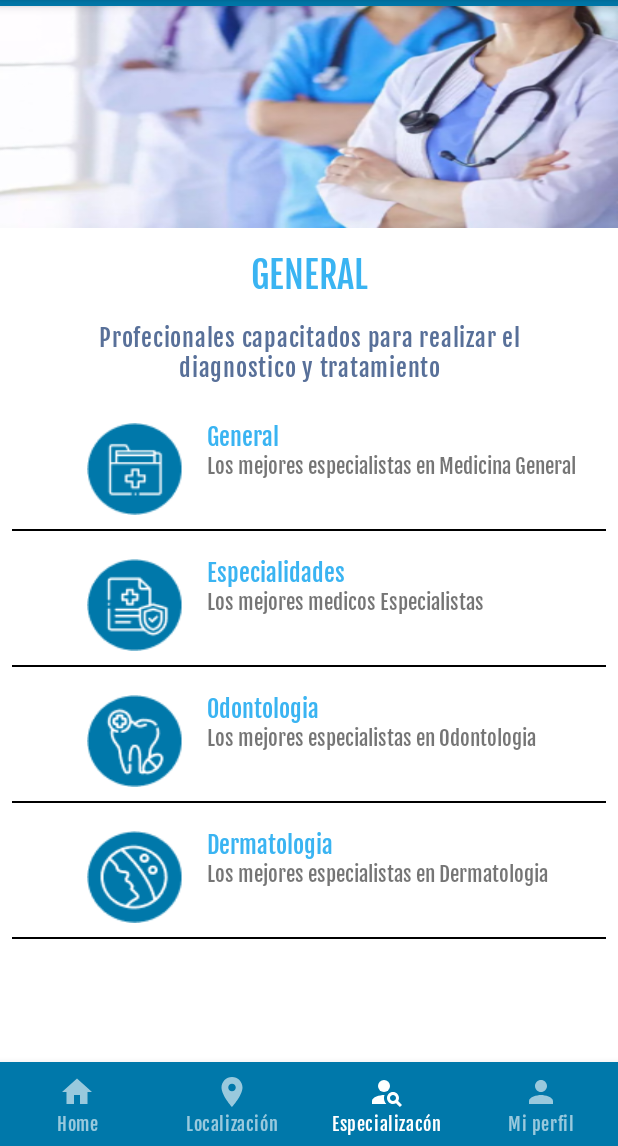
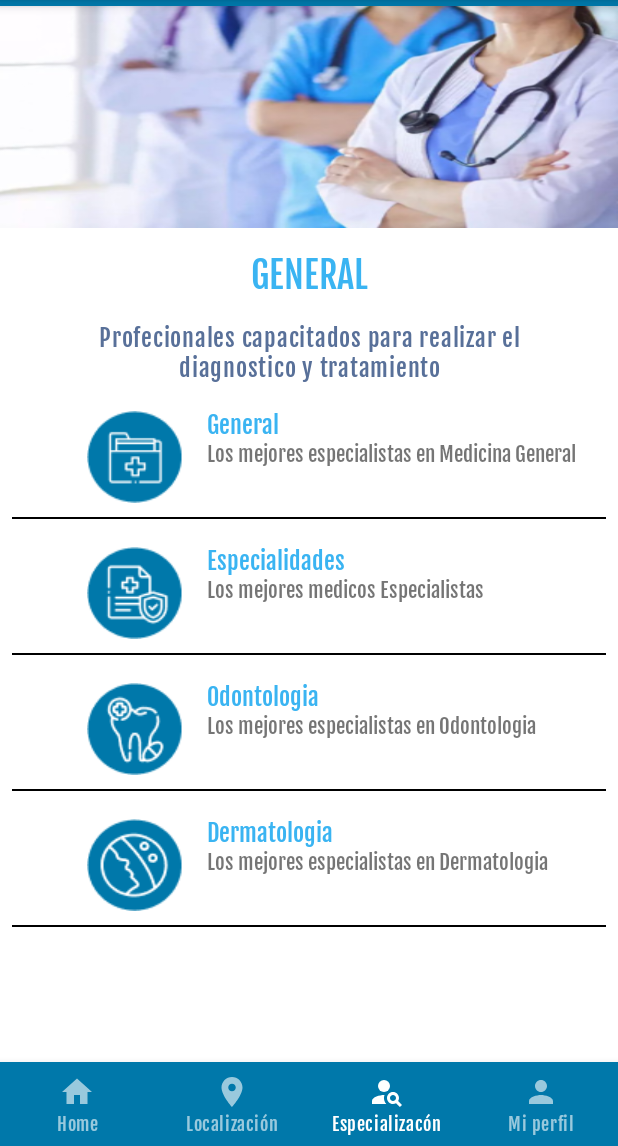
Before and after one commit to DonJuan222/SmartHealth, an Android app: the BlankFragment screen opened through its navigation route, item 3 of the bottom bar chosen, on a phone screen of 412 x 824 dp, the part 90-1236 px from its top. Run offline under Robolectric (Android 15) with nearby library versions, the phone set to English and light mode, and no system bars; our stand-ins replace navigation-ui.

Commit message:
Commit 29

```diff
--- a/app/src/main/java/com/example/project002/data/datasources/MemoryDataSource.kt
+++ b/app/src/main/java/com/example/project002/data/datasources/MemoryDataSource.kt
@@ -1,7 +1,9 @@
 package com.example.project002.data.datasources
 
 import com.example.project002.R
+import com.example.project002.data.models.CompanyModel
 import com.example.project002.data.models.ServiceModel
+import com.example.project002.data.models.UserModel
 
 class MemoryDataSource {
     suspend fun getServices(): List<ServiceModel> {
@@ -23,6 +25,24 @@ class MemoryDataSource {
                 R.drawable.ico_dermatologia.toString()
             )
         )
+    }
+    suspend fun getInfo():CompanyModel{
+        return CompanyModel(
+            "1",
+            "Hola",
+            3.0178418,-76.4820921
+        )
+
+    }
+
+    suspend fun getCurrentUser():UserModel{
+        return UserModel(
+            "1",
+            "Pepito Perez",
+            "pepitoperez@gmail.com",
+            "Masculino",
+            null
+        )
 
     }
 }
--- /dev/null
+++ b/app/src/main/java/com/example/project002/data/models/UserModel.kt
@@ -0,0 +1,10 @@
+package com.example.project002.data.models
+
+data class UserModel(
+    val id: String,
+    val name: String,
+    val email: String,
+    val gerder: String,
+    val image: String?
+
+    )
--- a/app/src/main/java/com/example/project002/data/repositories/HomeRepository.kt
+++ b/app/src/main/java/com/example/project002/data/repositories/HomeRepository.kt
@@ -1,6 +1,7 @@
 package com.example.project002.data.repositories
 
 import com.example.project002.data.datasources.MemoryDataSource
+import com.example.project002.data.models.CompanyModel
 import com.example.project002.data.models.ServiceModel
 
 class HomeRepository(private val memoryDataSource: MemoryDataSource) {
@@ -8,4 +9,8 @@ class HomeRepository(private val memoryDataSource: MemoryDataSource) {
     suspend fun getServices():List<ServiceModel>{
         return memoryDataSource.getServices()
     }
+    suspend fun getInfo():CompanyModel{
+        return memoryDataSource.getInfo()
+
+    }
 }
--- a/app/src/main/java/com/example/project002/data/repositories/LoginRepository.kt
+++ b/app/src/main/java/com/example/project002/data/repositories/LoginRepository.kt
@@ -1,12 +1,18 @@
 package com.example.project002.data.repositories
 
+import com.example.project002.data.datasources.MemoryDataSource
+import com.example.project002.data.models.UserModel
 import kotlinx.coroutines.delay
 
-class LoginRepository {
+class LoginRepository (private val memoryDataSource: MemoryDataSource){
     suspend fun login(email: String, password: String){
         delay(2000)
         if (email != "jpolindaratrujillo@gmail.com" || password != "123456789"){
             throw Exception("Credenciales invalidas")
         }
     }
+    suspend fun getCurrentUser():UserModel{
+        return memoryDataSource.getCurrentUser()
+
+    }
 }
--- a/app/src/main/java/com/example/project002/data/viewmodels/HomeViewModel.kt
+++ b/app/src/main/java/com/example/project002/data/viewmodels/HomeViewModel.kt
@@ -4,6 +4,7 @@ import androidx.lifecycle.LiveData
 import androidx.lifecycle.MutableLiveData
 import androidx.lifecycle.ViewModel
 import androidx.lifecycle.viewModelScope
+import com.example.project002.data.models.CompanyModel
 import com.example.project002.data.models.ServiceModel
 import com.example.project002.data.repositories.HomeRepository
 import com.example.project002.dl.viewModelModule
@@ -13,10 +14,18 @@ class HomeViewModel(private val repo: HomeRepository): ViewModel() {
     private var _services: MutableLiveData<List<ServiceModel>> = MutableLiveData()
     val services: LiveData<List<ServiceModel>> get() = _services
 
+    private var _company: MutableLiveData<CompanyModel> = MutableLiveData()
+    val company: LiveData<CompanyModel> get() = _company
+
     fun getServices(){
         viewModelScope.launch {
             _services.postValue(repo.getServices())
         }
     }
+    fun getInfo(){
+        viewModelScope.launch {
+            _company.postValue(repo.getInfo())
+        }
+    }
 
 }
--- a/app/src/main/java/com/example/project002/data/viewmodels/LoginViewModel.kt
+++ b/app/src/main/java/com/example/project002/data/viewmodels/LoginViewModel.kt
@@ -5,6 +5,7 @@ import androidx.lifecycle.LiveData
 import androidx.lifecycle.MutableLiveData
 import androidx.lifecycle.ViewModel
 import androidx.lifecycle.viewModelScope
+import com.example.project002.data.models.UserModel
 import com.example.project002.data.repositories.LoginRepository
 import kotlinx.coroutines.launch
 import java.lang.Exception
@@ -12,6 +13,9 @@ import java.lang.Exception
 class LoginViewModel(private val repo: LoginRepository): ViewModel() {
     private var _login: MutableLiveData<Boolean> = MutableLiveData()
     val login: LiveData<Boolean> get() = _login
+
+    private val _user: MutableLiveData<UserModel> = MutableLiveData()
+    val user: LiveData<UserModel> get() = _user
 
     fun login(email: String, password: String){
 
@@ -24,4 +28,10 @@ class LoginViewModel(private val repo: LoginRepository): ViewModel() {
             }
         }
     }
-}
+    fun currentUser(){
+        viewModelScope.launch {
+            _user.postValue(repo.getCurrentUser())
+        }
+    }
+
+    }
--- a/app/src/main/java/com/example/project002/dl/RepositoryModule.kt
+++ b/app/src/main/java/com/example/project002/dl/RepositoryModule.kt
@@ -5,6 +5,6 @@ import com.example.project002.data.repositories.LoginRepository
 import org.koin.dsl.module
 
 val repoModule = module {
-    single { LoginRepository() }
+    single { LoginRepository(get()) }
     single { HomeRepository(get())}
 }
--- a/app/src/main/java/com/example/project002/ul/fragments/HomeFragment.kt
+++ b/app/src/main/java/com/example/project002/ul/fragments/HomeFragment.kt
@@ -13,6 +13,7 @@ import com.example.project002.R
 import com.example.project002.ul.adapters.ServiceAdapter
 import com.example.project002.data.models.ServiceModel
 import com.example.project002.data.viewmodels.HomeViewModel
+import com.example.project002.data.viewmodels.LoginViewModel
 import com.example.project002.databinding.FragmentHomeBinding
 import org.koin.androidx.viewmodel.ext.android.sharedViewModel
 
@@ -23,6 +24,7 @@ class HomeFragment : Fragment() {
     private val binding: FragmentHomeBinding get() = _binding!!
     private lateinit var serviceAdapter: ServiceAdapter
     private val homeViewModel: HomeViewModel by sharedViewModel()
+    private val loginViewModel: LoginViewModel by sharedViewModel()
 
     override fun onCreateView(
         inflater: LayoutInflater, container: ViewGroup?,
@@ -34,6 +36,7 @@ class HomeFragment : Fragment() {
 
     override fun onStart() {
         super.onStart()
+        loginViewModel.currentUser()
         homeViewModel.getServices()
         serviceAdapter= ServiceAdapter(
             mutableListOf()
--- a/app/src/main/java/com/example/project002/ul/fragments/LocationFragment.kt
+++ b/app/src/main/java/com/example/project002/ul/fragments/LocationFragment.kt
@@ -5,7 +5,9 @@ import androidx.fragment.app.Fragment
 import android.view.LayoutInflater
 import android.view.View
 import android.view.ViewGroup
+import androidx.lifecycle.Observer
 import com.example.project002.R
+import com.example.project002.data.viewmodels.HomeViewModel
 import com.example.project002.databinding.FragmentLocationBinding
 import com.google.android.gms.maps.CameraUpdateFactory
 import com.google.android.gms.maps.GoogleMap
@@ -13,6 +15,7 @@ import com.google.android.gms.maps.OnMapReadyCallback
 import com.google.android.gms.maps.SupportMapFragment
 import com.google.android.gms.maps.model.LatLng
 import com.google.android.gms.maps.model.MarkerOptions
+import org.koin.androidx.viewmodel.ext.android.sharedViewModel
 
 
 class BlankFragment : Fragment(), OnMapReadyCallback {
@@ -20,6 +23,7 @@ class BlankFragment : Fragment(), OnMapReadyCallback {
     private var  _binding: FragmentLocationBinding? =null
     private val binding: FragmentLocationBinding get() =  _binding!!
     private lateinit var mMap:GoogleMap
+    private val homeViewModel: HomeViewModel by sharedViewModel()
 
     override fun onCreateView(
         inflater: LayoutInflater, container: ViewGroup?,
@@ -33,6 +37,7 @@ class BlankFragment : Fragment(), OnMapReadyCallback {
         super.onStart()
         val mapFragment:SupportMapFragment = childFragmentManager.findFragmentById(R.id.fragment_location_map) as SupportMapFragment
         mapFragment.getMapAsync(this)
+        observeViewModels()
     }
 
     override fun onMapReady(map: GoogleMap) {
@@ -42,9 +47,14 @@ class BlankFragment : Fragment(), OnMapReadyCallback {
         mMap.uiSettings.isZoomGesturesEnabled = true
         mMap.uiSettings.isCompassEnabled = true
         mMap.mapType=GoogleMap.MAP_TYPE_SATELLITE
-        val  lating:LatLng=LatLng(3.0178418,-76.4820921)
+        this.homeViewModel.getInfo()
+    }
+    private fun observeViewModels(){
+        this.homeViewModel.company.observe(viewLifecycleOwner, Observer {
+        val  lating:LatLng=LatLng(it.lat, it.lng)
         mMap.addMarker(MarkerOptions().position(lating)
-            .title("SaludApp"))
+            .title(it.name))
         mMap.moveCamera(CameraUpdateFactory.newLatLngZoom(lating, 12.0f))
+        })
     }
 }
--- a/app/src/main/java/com/example/project002/ul/fragments/ProfileFragment.kt
+++ b/app/src/main/java/com/example/project002/ul/fragments/ProfileFragment.kt
@@ -6,13 +6,16 @@ import android.view.LayoutInflater
 import android.view.View
 import android.view.ViewGroup
 import androidx.fragment.app.DialogFragment
+import com.example.project002.data.viewmodels.LoginViewModel
 import com.example.project002.databinding.FragmentProfileBinding
+import org.koin.androidx.viewmodel.ext.android.sharedViewModel
 
 
 class ProfileFragment : DialogFragment() {
 
     private var _binding:FragmentProfileBinding?=null
     private val binding:FragmentProfileBinding get() = _binding!!
+//    private val loginViewModel: LoginViewModel by sharedViewModel()
 
     override fun onCreateView(
         inflater: LayoutInflater, container: ViewGroup?,
--- a/app/src/main/res/layout/fragment_specialist.xml
+++ b/app/src/main/res/layout/fragment_specialist.xml
@@ -93,14 +93,14 @@
         android:id="@+id/specialist_fragment"
         android:layout_width="0dp"
         android:layout_height="0dp"
+        android:paddingHorizontal="@dimen/small_margin"
+        app:layout_constraintBottom_toBottomOf="parent"
+        app:layout_constraintEnd_toEndOf="parent"
+        app:layout_constraintHorizontal_bias="0.0"
+        app:layout_constraintStart_toStartOf="parent"
         app:layout_constraintTop_toBottomOf="@id/frame_tittle"
-        app:layout_constraintEnd_toEndOf="parent"
-        app:layout_constraintStart_toStartOf="parent"
-        app:layout_constraintBottom_toBottomOf="parent"
-        android:padding="@dimen/small_margin"
-        tools:listitem="@layout/item_doctores"
-        tools:itemCount="5"
-        android:paddingHorizontal="@dimen/small_margin"
-        />
+        app:layout_constraintVertical_bias="0.0"
+        tools:itemCount="4"
+        tools:listitem="@layout/item_doctores" />
 
 </androidx.constraintlayout.widget.ConstraintLayout>
--- a/app/src/main/res/layout/item_doctores.xml
+++ b/app/src/main/res/layout/item_doctores.xml
@@ -13,7 +13,7 @@
         app:layout_constraintTop_toTopOf="parent"
         android:layout_marginTop="@dimen/small_margin"
         android:layout_marginStart="@dimen/big_margin"
-        app:srcCompat="@drawable/ico_general" />
+        app:srcCompat="@drawable/doc1" />
 
     <com.google.android.material.textview.MaterialTextView
         android:id="@+id/item_doctor_title"
--- a/app/src/main/res/navigation/home_nav.xml
+++ b/app/src/main/res/navigation/home_nav.xml
@@ -34,7 +34,22 @@
         android:id="@+id/specialistFragment"
         android:name="com.example.project002.ul.fragments.SpecialistFragment"
         android:label="@string/specialist_label"
-        tools:layout="@layout/fragment_specialist" />
+        tools:layout="@layout/fragment_specialist" >
+        <argument
+            android:name="name"
+            app:argType="string"
+            app:nullable="true"
+            android:defaultValue="null" />
+        <argument
+            android:name="description"
+            app:argType="string"
+            app:nullable="true"
+            android:defaultValue="null" />
+        <argument
+            android:name="search"
+            app:argType="boolean"
+            android:defaultValue="true" />
+    </fragment>
     <fragment
         android:id="@+id/locationFragment"
         android:name="com.example.project002.ul.fragments.BlankFragment"
```
Also changed, not shown: app/src/main/java/com/example/project002/data/models/CompanyModel.kt (added, +9 -0 lines), app/src/main/java/com/example/project002/data/models/DoctorModel.kt (added, +12 -0 lines), app/src/main/java/com/example/project002/interfaces/OnDoctorClickListener.kt (added, +7 -0 lines), app/src/main/java/com/example/project002/ul/adapters/DoctorAdapter.kt (added, +38 -0 lines), app/src/main/res/drawable/doc1.png (added).
